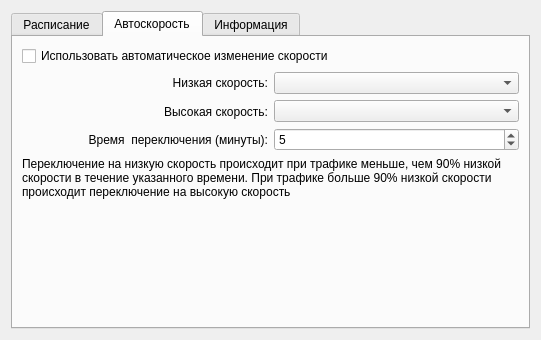
Before: the Qt Designer form options.ui in pohmelie/yota-speed-switcher, drawn with Qt 5.
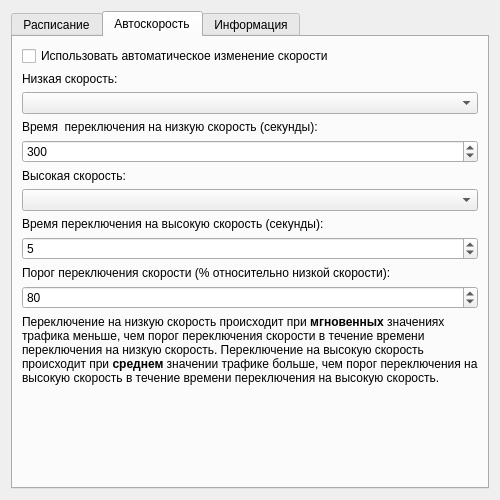
After: the same form once the commit is applied. The open tabs and pages were chosen to show the change.

Commit message: * Changed autospeed behavior. Speed up switches logic based on average speed since now. * Extended flexibility via more options (percentage threshold of switching, timeouts)

The edit to the form file:
```diff
--- a/options.ui
+++ b/options.ui
@@ -6,8 +6,8 @@
    <rect>
     <x>0</x>
     <y>0</y>
-    <width>541</width>
-    <height>340</height>
+    <width>500</width>
+    <height>500</height>
    </rect>
   </property>
   <property name="windowTitle">
@@ -54,25 +54,47 @@
       <attribute name="title">
        <string>Автоскорость</string>
       </attribute>
-      <layout class="QGridLayout" name="gridLayout_3">
-       <item row="0" column="0">
+      <layout class="QVBoxLayout" name="verticalLayout">
+       <item>
         <widget class="QCheckBox" name="use_autospeed_checkbox">
          <property name="text">
           <string>Использовать автоматическое изменение скорости</string>
          </property>
         </widget>
        </item>
-       <item row="1" column="0">
-        <layout class="QHBoxLayout" name="horizontalLayout">
-         <item>
-          <layout class="QVBoxLayout" name="verticalLayout_2">
            <item>
             <widget class="QLabel" name="label">
              <property name="text">
               <string>Низкая скорость:</string>
              </property>
              <property name="alignment">
-              <set>Qt::AlignRight|Qt::AlignTrailing|Qt::AlignVCenter</set>
+          <set>Qt::AlignLeading|Qt::AlignLeft|Qt::AlignVCenter</set>
+         </property>
+        </widget>
+       </item>
+       <item>
+        <widget class="QComboBox" name="speed_low_bound_edit"/>
+       </item>
+       <item>
+        <widget class="QLabel" name="label_3">
+         <property name="text">
+          <string>Время  переключения на низкую скорость (секунды):</string>
+         </property>
+         <property name="alignment">
+          <set>Qt::AlignLeading|Qt::AlignLeft|Qt::AlignVCenter</set>
+         </property>
+        </widget>
+       </item>
+       <item>
+        <widget class="QSpinBox" name="speed_low_timeout_edit">
+         <property name="minimum">
+          <number>1</number>
+         </property>
+         <property name="maximum">
+          <number>999</number>
+         </property>
+         <property name="value">
+          <number>300</number>
              </property>
             </widget>
            </item>
@@ -82,32 +104,25 @@
               <string>Высокая скорость:</string>
              </property>
              <property name="alignment">
-              <set>Qt::AlignRight|Qt::AlignTrailing|Qt::AlignVCenter</set>
-             </property>
-            </widget>
-           </item>
-           <item>
-            <widget class="QLabel" name="label_3">
-             <property name="text">
-              <string>Время  переключения (минуты):</string>
-             </property>
-             <property name="alignment">
-              <set>Qt::AlignRight|Qt::AlignTrailing|Qt::AlignVCenter</set>
-             </property>
-            </widget>
-           </item>
-          </layout>
-         </item>
-         <item>
-          <layout class="QVBoxLayout" name="verticalLayout">
-           <item>
-            <widget class="QComboBox" name="speed_low_bound_edit"/>
+          <set>Qt::AlignLeading|Qt::AlignLeft|Qt::AlignVCenter</set>
+         </property>
+        </widget>
            </item>
            <item>
             <widget class="QComboBox" name="speed_high_bound_edit"/>
            </item>
            <item>
-            <widget class="QSpinBox" name="speed_timeout_edit">
+        <widget class="QLabel" name="label_5">
+         <property name="text">
+          <string>Время переключения на высокую скорость (секунды):</string>
+         </property>
+         <property name="alignment">
+          <set>Qt::AlignLeading|Qt::AlignLeft|Qt::AlignVCenter</set>
+         </property>
+        </widget>
+       </item>
+       <item>
+        <widget class="QSpinBox" name="speed_high_timeout_edit">
              <property name="minimum">
               <number>1</number>
              </property>
@@ -119,14 +134,39 @@
              </property>
             </widget>
            </item>
-          </layout>
-         </item>
-        </layout>
+       <item>
+        <widget class="QLabel" name="label_8">
+         <property name="text">
+          <string>Порог переключения скорости (% относительно низкой скорости):</string>
+         </property>
+         <property name="alignment">
+          <set>Qt::AlignLeading|Qt::AlignLeft|Qt::AlignVCenter</set>
+         </property>
+        </widget>
+       </item>
+       <item>
+        <widget class="QSpinBox" name="speed_low_threshold_edit">
+         <property name="minimum">
+          <number>1</number>
+         </property>
+         <property name="maximum">
+          <number>99</number>
+         </property>
+         <property name="value">
+          <number>80</number>
+         </property>
+        </widget>
        </item>
-       <item row="2" column="0">
+       <item>
         <widget class="QLabel" name="label_4">
+         <property name="sizePolicy">
+          <sizepolicy hsizetype="Preferred" vsizetype="Preferred">
+           <horstretch>0</horstretch>
+           <verstretch>1</verstretch>
+          </sizepolicy>
+         </property>
          <property name="text">
-          <string>Переключение на низкую скорость происходит при трафике меньше, чем 90% низкой скорости в течение указанного времени. При трафике больше 90% низкой скорости происходит переключение на высокую скорость</string>
+          <string>Переключение на низкую скорость происходит при &lt;b&gt;мгновенных&lt;/b&gt; значениях трафика меньше, чем порог переключения скорости в течение времени переключения на низкую скорость. Переключение на высокую скорость происходит при &lt;b&gt;среднем&lt;/b&gt; значении трафике больше, чем порог переключения на высокую скорость в течение времени переключения на высокую скорость.</string>
          </property>
          <property name="alignment">
           <set>Qt::AlignLeading|Qt::AlignLeft|Qt::AlignTop</set>
@@ -136,19 +176,6 @@
          </property>
         </widget>
        </item>
-       <item row="3" column="0">
-        <spacer name="verticalSpacer">
-         <property name="orientation">
-          <enum>Qt::Vertical</enum>
-         </property>
-         <property name="sizeHint" stdset="0">
-          <size>
-           <width>20</width>
-           <height>84</height>
-          </size>
-         </property>
-        </spacer>
-       </item>
       </layout>
      </widget>
      <widget class="QWidget" name="tab_3">
```
Lines whose indentation alone changed are shown as unchanged. The commit also changes 2 other files.
